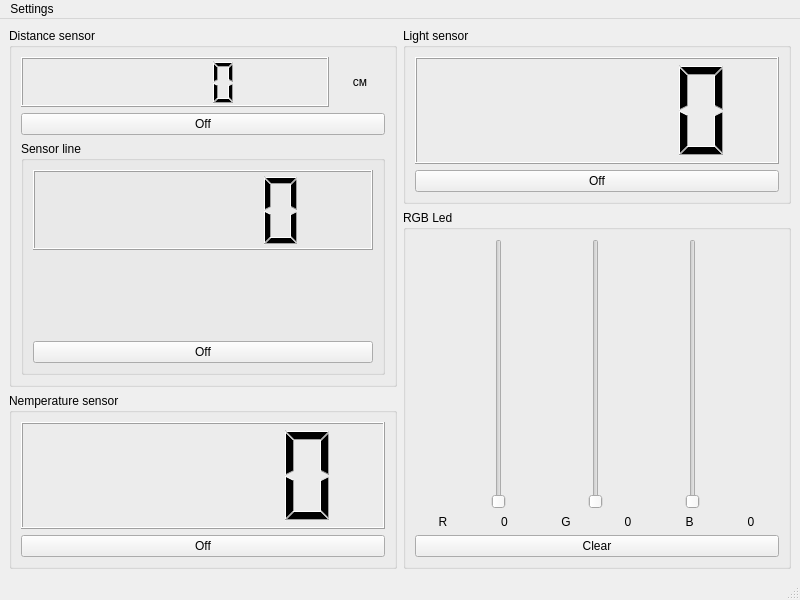
Above: gui/ui/MainWindow.ui from Ilya-Belyanov/PyArduino before the change. Below: the same form after it.
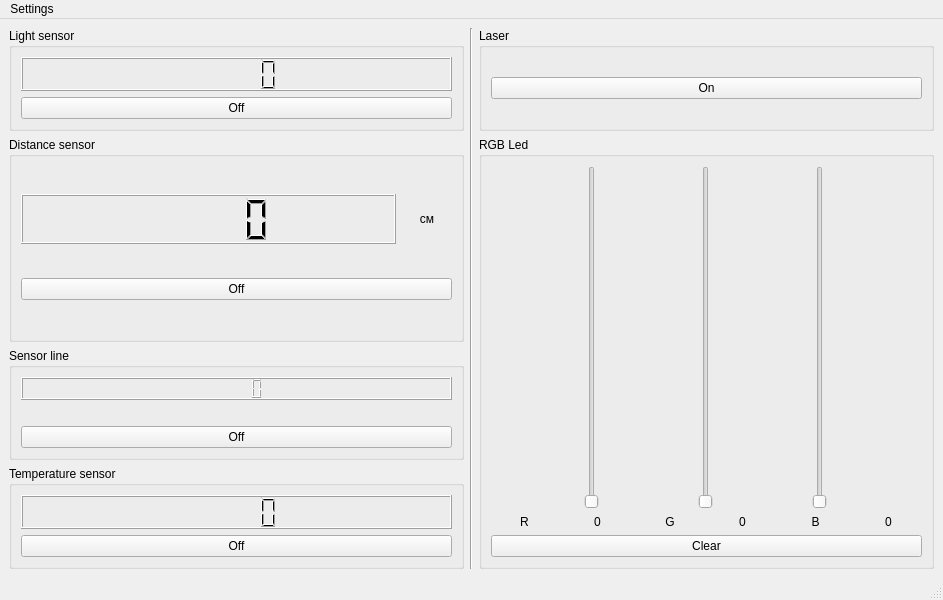
That is the form after the change.

What changed in the file:
```diff
--- a/gui/ui/MainWindow.ui
+++ b/gui/ui/MainWindow.ui
@@ -6,7 +6,7 @@
    <rect>
     <x>0</x>
     <y>0</y>
-    <width>800</width>
+    <width>943</width>
     <height>600</height>
    </rect>
   </property>
@@ -15,26 +15,7 @@
   </property>
   <widget class="QWidget" name="centralwidget">
    <layout class="QGridLayout" name="gridLayout">
-    <item row="2" column="0">
-     <widget class="QGroupBox" name="groupBox_3">
-      <property name="title">
-       <string>Nemperature sensor</string>
-      </property>
-      <layout class="QVBoxLayout" name="verticalLayout_3">
-       <item>
-        <widget class="QLCDNumber" name="lcdNumber_3"/>
-       </item>
-       <item>
-        <widget class="QPushButton" name="pushButton_2">
-         <property name="text">
-          <string>Off</string>
-         </property>
-        </widget>
-       </item>
-      </layout>
-     </widget>
-    </item>
-    <item row="1" column="1" rowspan="2">
+    <item row="1" column="2" rowspan="4">
      <widget class="QGroupBox" name="groupBox_4">
       <property name="title">
        <string>RGB Led</string>
@@ -139,26 +120,14 @@
       </layout>
      </widget>
     </item>
-    <item row="0" column="1">
-     <widget class="QGroupBox" name="groupBox_5">
-      <property name="title">
-       <string>Light sensor</string>
+    <item row="0" column="1" rowspan="5">
+     <widget class="Line" name="line">
+      <property name="orientation">
+       <enum>Qt::Vertical</enum>
       </property>
-      <layout class="QVBoxLayout" name="verticalLayout_5">
-       <item>
-        <widget class="QLCDNumber" name="lcdNumber_4"/>
-       </item>
-       <item>
-        <widget class="QPushButton" name="pushButton_4">
-         <property name="text">
-          <string>Off</string>
-         </property>
-        </widget>
-       </item>
-      </layout>
-     </widget>
-    </item>
-    <item row="0" column="0" rowspan="2">
+     </widget>
+    </item>
+    <item row="1" column="0" rowspan="2">
      <widget class="QGroupBox" name="groupBox">
       <property name="title">
        <string>Distance sensor</string>
@@ -207,7 +176,64 @@
          </property>
         </widget>
        </item>
+      </layout>
+     </widget>
+    </item>
+    <item row="4" column="0">
+     <widget class="QGroupBox" name="groupBox_3">
+      <property name="title">
+       <string>Temperature sensor</string>
+      </property>
+      <layout class="QVBoxLayout" name="verticalLayout_3">
        <item>
+        <widget class="QLCDNumber" name="lcdTemperature"/>
+       </item>
+       <item>
+        <widget class="QPushButton" name="bTemperature">
+         <property name="text">
+          <string>Off</string>
+         </property>
+        </widget>
+       </item>
+      </layout>
+     </widget>
+    </item>
+    <item row="0" column="0">
+     <widget class="QGroupBox" name="groupBox_5">
+      <property name="title">
+       <string>Light sensor</string>
+      </property>
+      <layout class="QVBoxLayout" name="verticalLayout_5">
+       <item>
+        <widget class="QLCDNumber" name="lcdLight"/>
+       </item>
+       <item>
+        <widget class="QPushButton" name="bLight">
+         <property name="text">
+          <string>Off</string>
+         </property>
+        </widget>
+       </item>
+      </layout>
+     </widget>
+    </item>
+    <item row="0" column="2">
+     <widget class="QGroupBox" name="groupBox_6">
+      <property name="title">
+       <string>Laser</string>
+      </property>
+      <layout class="QVBoxLayout" name="verticalLayout_6">
+       <item>
+        <widget class="QPushButton" name="bLaser">
+         <property name="text">
+          <string>On</string>
+         </property>
+        </widget>
+       </item>
+      </layout>
+     </widget>
+    </item>
+    <item row="3" column="0">
         <widget class="QGroupBox" name="groupBox_2">
          <property name="title">
           <string>Sensor line</string>
@@ -231,9 +257,6 @@
             <property name="text">
              <string>Off</string>
             </property>
-           </widget>
-          </item>
-         </layout>
         </widget>
        </item>
       </layout>
@@ -246,7 +269,7 @@
     <rect>
      <x>0</x>
      <y>0</y>
-     <width>800</width>
+     <width>943</width>
      <height>26</height>
     </rect>
    </property>
```
Left out of the diff: 35 changed lines with no effect on the pictures. Lines whose indentation alone changed are shown as unchanged.
